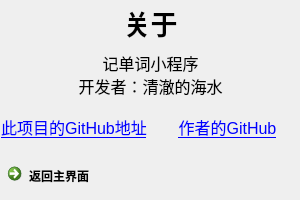
First picture: the form in UI/about.ui, repository clear-sea/MemoriseWords, before the edit.
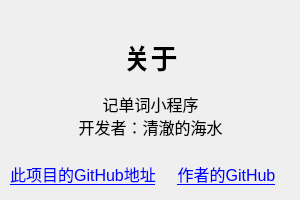
Second picture: the form after the edit. Icons and pictures are not drawn.

What changed in the file:
```diff
--- a/UI/about.ui
+++ b/UI/about.ui
@@ -17,9 +17,9 @@
    <property name="geometry">
     <rect>
      <x>0</x>
-     <y>0</y>
+     <y>30</y>
      <width>301</width>
-     <height>201</height>
+     <height>171</height>
     </rect>
    </property>
    <layout class="QVBoxLayout" name="verticalLayout">
@@ -60,6 +60,12 @@
     </item>
     <item>
      <layout class="QHBoxLayout" name="horizontalLayout">
+      <property name="leftMargin">
+       <number>10</number>
+      </property>
+      <property name="rightMargin">
+       <number>10</number>
+      </property>
       <item>
        <widget class="QLabel" name="label_4">
         <property name="font">
@@ -92,13 +98,6 @@
       </item>
      </layout>
     </item>
-    <item>
-     <widget class="QCommandLinkButton" name="commandLinkButton">
-      <property name="text">
-       <string>返回主界面</string>
-      </property>
-     </widget>
-    </item>
    </layout>
   </widget>
  </widget>
```
Left out of the diff: 33 changed lines with no effect on the pictures.
